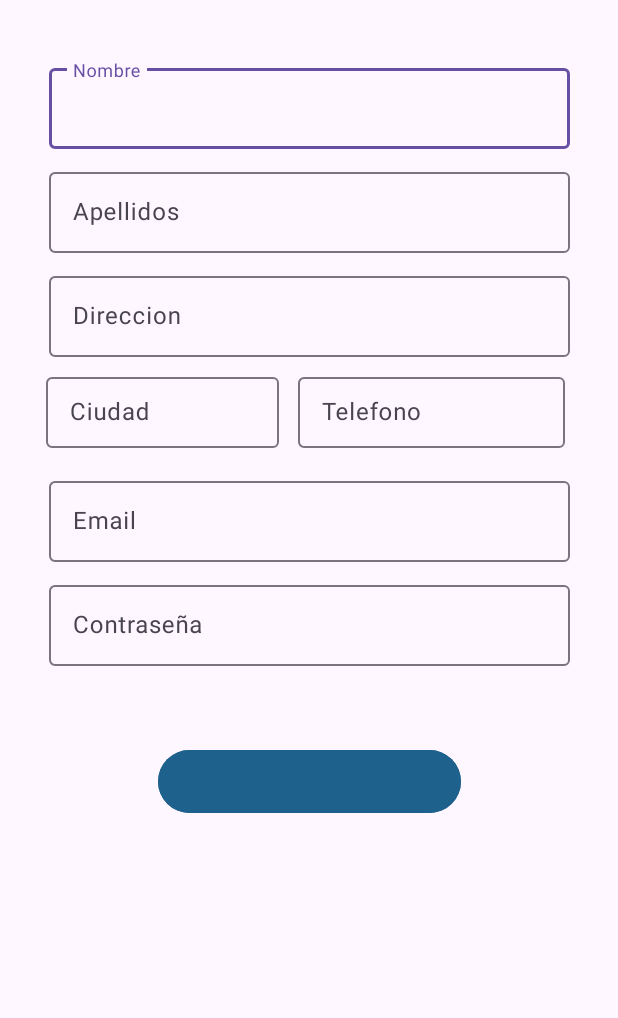
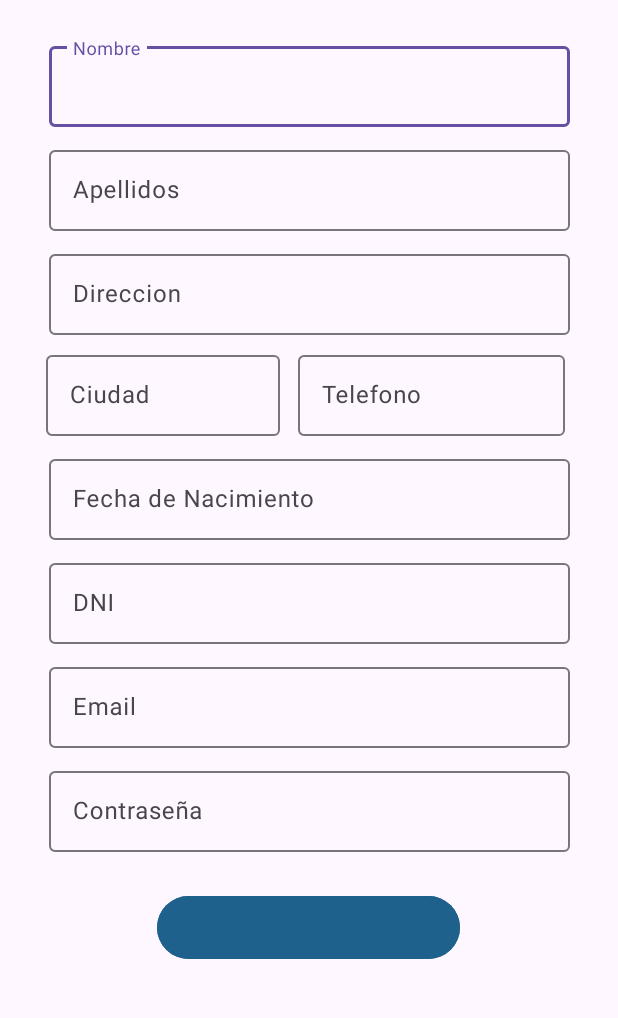
Before and after one commit to alejandromfp/TaskSphere, an Android app: the MainActivity screen opened directly, with no data from a screen before it, on a phone screen of 412 x 824 dp, the part 116-1134 px from its top. Run offline under Robolectric (Android 15) with nearby library versions, the phone set to English and light mode, and no system bars; our stand-ins replace Firebase (no records; nobody signed in at launch, a user with empty details on screens opened directly).

Commit message:
añadido fecha de nacimiento y dni al registro

```diff
--- a/TaskSphere/app/src/main/java/com/example/tasksphere/MainActivity.java
+++ b/TaskSphere/app/src/main/java/com/example/tasksphere/MainActivity.java
@@ -25,7 +25,7 @@ import java.util.Map;
 public class MainActivity extends AppCompatActivity {
 
     private FirebaseAuth mAuth;
-    EditText emailText, passText, nombreText, apellidosText, direccionText, ciudadText, telefonoText;
+    EditText emailText, passText, nombreText, apellidosText, direccionText, ciudadText, telefonoText, fechaNacimientoText, dniText;
     TextView botonRegistro;
     private FirebaseFirestore db;
 
@@ -45,6 +45,8 @@ public class MainActivity extends AppCompatActivity {
         direccionText = findViewById(R.id.cajaDireccion);
         ciudadText = findViewById(R.id.cajaCiudad);
         telefonoText = findViewById(R.id.cajaTelefono);
+        fechaNacimientoText = findViewById(R.id.cajaFechaNacimiento);
+        dniText = findViewById(R.id.cajaDni);
 
 
         botonRegistro = findViewById(R.id.botonCrearCuenta);
@@ -58,6 +60,8 @@ public class MainActivity extends AppCompatActivity {
             String direccion = direccionText.getText().toString();
             String ciudad = ciudadText.getText().toString();
             String telefono = telefonoText.getText().toString();
+            String fechaNacimiento = fechaNacimientoText.getText().toString();
+            String dni = dniText.getText().toString();
 
             // Validación de campos vacíos y formatos correctos
             if (nombre.isEmpty()) {
@@ -70,7 +74,7 @@ public class MainActivity extends AppCompatActivity {
                 ciudadText.setError("Campo obligatorio");
             } else if (telefono.isEmpty()) {
                 telefonoText.setError("Campo obligatorio");
-            } else if (!telefono.matches("\\d{9}")) { // Asegura que el teléfono tenga exactamente 9 dígitos numéricos
+            } else if (!telefono.matches("\\d{9}")) {
                 telefonoText.setError("El teléfono debe tener 9 dígitos");
             } else if (email.isEmpty()) {
                 emailText.setError("Campo obligatorio");
@@ -80,8 +84,12 @@ public class MainActivity extends AppCompatActivity {
                 passText.setError("Campo obligatorio");
             } else if (password.length() < 6) {
                 passText.setError("La contraseña debe tener al menos 6 caracteres");
-            } else if (!password.matches("^(?=.*[0-9])(?=.*[a-z])(?=.*[A-Z])(?=.*[@#$%^&+=])(?=\\S+$).{6,}$")) { // Asegura que la contraseña sea segura
+            } else if (!password.matches("^(?=.*[0-9])(?=.*[a-z])(?=.*[A-Z])(?=.*[@#$%^&+=])(?=\\S+$).{6,}$")) {
                 passText.setError("La contraseña debe incluir números, letras mayúsculas y minúsculas, y caracteres especiales");
+            } else if (fechaNacimiento.isEmpty() || !fechaNacimiento.matches("\\d{2}/\\d{2}/\\d{4}")) {
+                fechaNacimientoText.setError("La fecha de nacimiento debe estar en formato DD/MM/AAAA");
+            } else if (dni.isEmpty() || !dni.matches("\\d{8}[A-Z]")) {
+                dniText.setError("El DNI debe tener 8 dígitos y una letra al final");
             } else {
                 mAuth.createUserWithEmailAndPassword(email, password)
                         .addOnCompleteListener(this, task -> {
@@ -95,6 +103,8 @@ public class MainActivity extends AppCompatActivity {
                                     userData.put("direccion", direccion);
                                     userData.put("ciudad", ciudad);
                                     userData.put("telefono", telefono);
+                                    userData.put("fechaNacimiento", fechaNacimiento);
+                                    userData.put("dni", dni);
 
                                     // Guardar estos datos en Firestore
                                     db.collection("users").document(user.getUid()).set(userData)
--- a/TaskSphere/app/src/main/res/layout/activity_registry.xml
+++ b/TaskSphere/app/src/main/res/layout/activity_registry.xml
@@ -26,7 +26,7 @@
         android:id="@+id/layoutNombre"
         android:layout_width="347dp"
         android:layout_height="59dp"
-        android:layout_marginTop="40dp"
+        android:layout_marginTop="25dp"
         app:layout_constraintEnd_toEndOf="parent"
         app:layout_constraintStart_toStartOf="parent"
         app:layout_constraintTop_toBottomOf="@+id/titulo">
@@ -90,8 +90,8 @@
 
         <com.google.android.material.textfield.TextInputEditText
             android:id="@+id/cajaCiudad"
-            android:layout_width="155dp"
-            android:layout_height="47dp"
+            android:layout_width="match_parent"
+            android:layout_height="wrap_content"
             android:hint="Ciudad" />
     </com.google.android.material.textfield.TextInputLayout>
 
@@ -109,8 +109,40 @@
         <com.google.android.material.textfield.TextInputEditText
             android:id="@+id/cajaTelefono"
             android:layout_width="match_parent"
-            android:layout_height="47dp"
+            android:layout_height="wrap_content"
             android:hint="Telefono" />
+    </com.google.android.material.textfield.TextInputLayout>
+
+    <com.google.android.material.textfield.TextInputLayout
+        android:id="@+id/layoutFechaNacimiento"
+        android:layout_width="347dp"
+        android:layout_height="59dp"
+        android:layout_marginTop="10dp"
+        app:layout_constraintEnd_toEndOf="parent"
+        app:layout_constraintStart_toStartOf="parent"
+        app:layout_constraintTop_toBottomOf="@+id/layoutCiudad">
+
+        <com.google.android.material.textfield.TextInputEditText
+            android:id="@+id/cajaFechaNacimiento"
+            android:layout_width="match_parent"
+            android:layout_height="wrap_content"
+            android:hint="Fecha de Nacimiento" />
+    </com.google.android.material.textfield.TextInputLayout>
+
+    <com.google.android.material.textfield.TextInputLayout
+        android:id="@+id/layoutDni"
+        android:layout_width="347dp"
+        android:layout_height="59dp"
+        android:layout_marginTop="10dp"
+        app:layout_constraintEnd_toEndOf="parent"
+        app:layout_constraintStart_toStartOf="parent"
+        app:layout_constraintTop_toBottomOf="@+id/layoutFechaNacimiento">
+
+        <com.google.android.material.textfield.TextInputEditText
+            android:id="@+id/cajaDni"
+            android:layout_width="match_parent"
+            android:layout_height="wrap_content"
+            android:hint="DNI" />
     </com.google.android.material.textfield.TextInputLayout>
 
     <com.google.android.material.textfield.TextInputLayout
@@ -120,7 +152,7 @@
         android:layout_marginTop="10dp"
         app:layout_constraintEnd_toEndOf="parent"
         app:layout_constraintStart_toStartOf="parent"
-        app:layout_constraintTop_toBottomOf="@+id/layoutCiudad">
+        app:layout_constraintTop_toBottomOf="@+id/layoutDni">
 
 
         <com.google.android.material.textfield.TextInputEditText
@@ -156,11 +188,12 @@
         android:id="@+id/botonCrearCuenta"
         android:layout_width="202dp"
         android:layout_height="50dp"
-        android:layout_marginTop="52dp"
+        android:layout_marginTop="25dp"
         android:backgroundTint="@color/azulOscuro"
         android:textCursorDrawable="@color/azulClaro"
         app:iconTint="@color/azulOscuro"
         app:layout_constraintEnd_toEndOf="parent"
+        app:layout_constraintHorizontal_bias="0.497"
         app:layout_constraintStart_toStartOf="parent"
         app:layout_constraintTop_toBottomOf="@+id/layoutContraseña"
         tools:text="Registrarme" />
```
